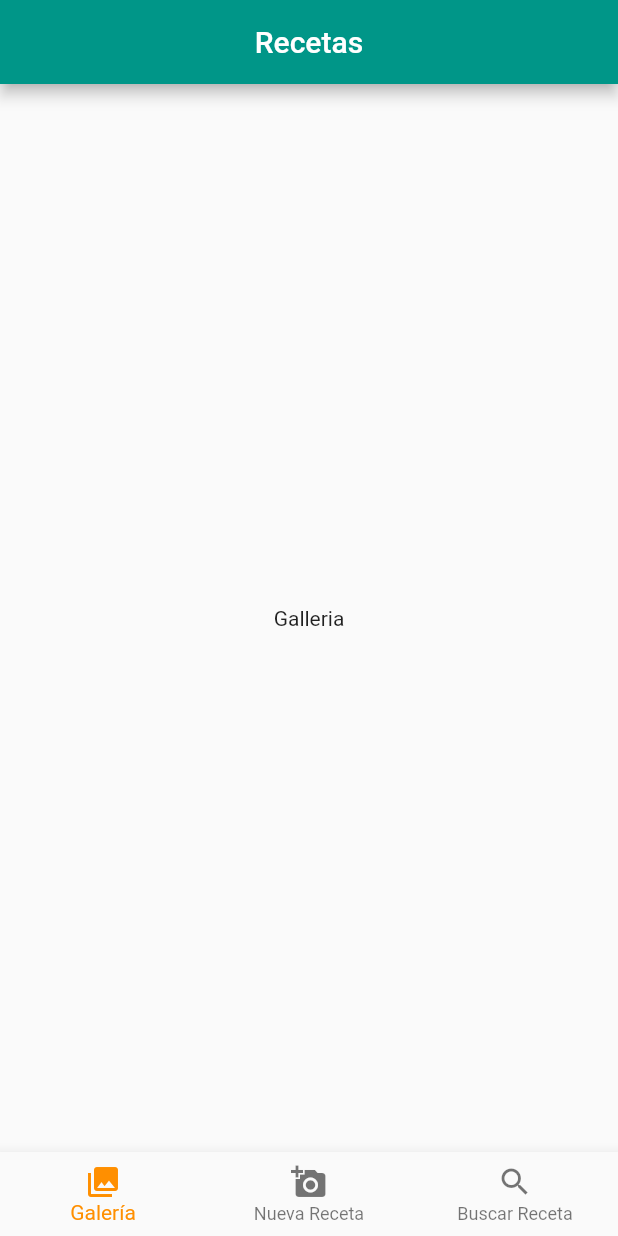
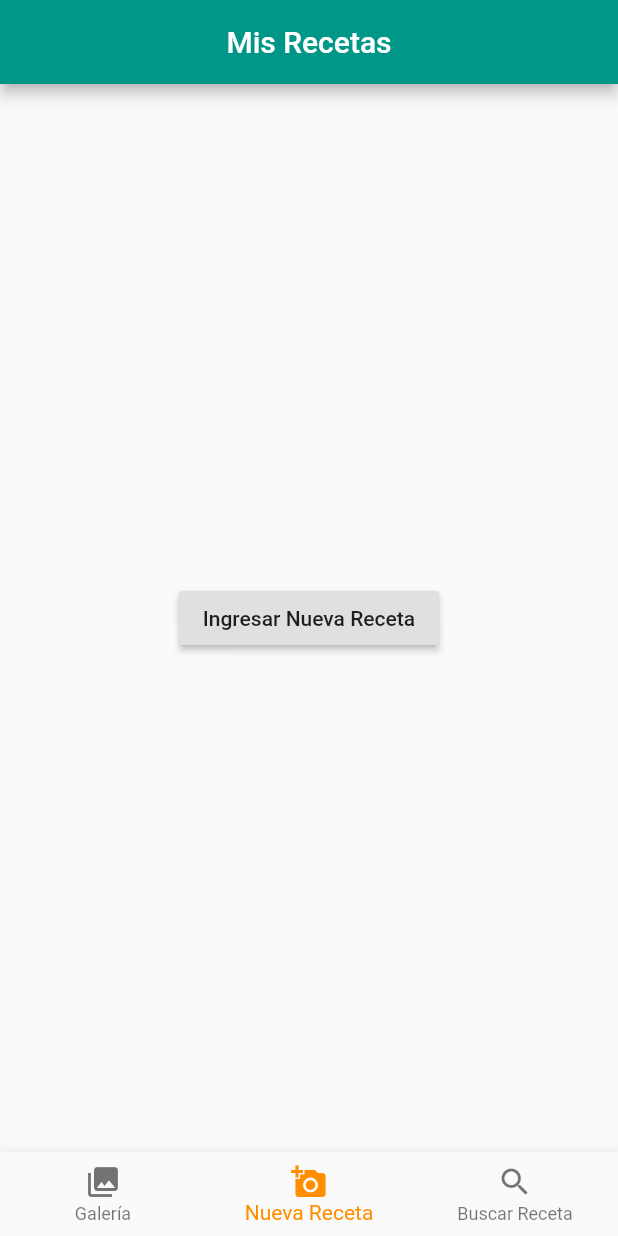
Before and after one commit to Soichi-Tamashiro/Flutter-first-apps, a Flutter app: the screen it shows after launch, on a phone screen of 412 x 824 dp. Run offline on Flutter 3.47's test engine with Material 2 defaults, Android fonts, the phone set to English and light mode, and no system bars; missing offline and left inert: image_picker_gallery_camera.

Commit message:
Your branch is up to date with 'origin/master'.
 Changes to be committed:
	modified:   tutorial/lib/main.dart

```diff
--- a/tutorial/lib/main.dart
+++ b/tutorial/lib/main.dart
@@ -31,7 +31,7 @@ class MyApp extends StatelessWidget {
         // closer together (more dense) than on mobile platforms.
         visualDensity: VisualDensity.adaptivePlatformDensity,
       ),
-      home: BottomNavBar(title: 'Recetas'),
+      home: BottomNavBar(title: 'Mis Recetas'),
     );
   }
 }
@@ -55,7 +55,7 @@ class BottomNavBar extends StatefulWidget {
 }
 
 class _BottomNavBarState extends State<BottomNavBar> {
-  int _currentIndex = 0;
+  int _currentIndex = 1;
   File _image;
   String basename;
   String myNewPhoto;
@@ -131,31 +131,11 @@ class _BottomNavBarState extends State<BottomNavBar> {
         String mPath = newDirect + '${formattedDate}_receta.jpg';
         print(mPath);
         myNewPhoto = mPath;
-        // getExternalStorageDirectory();
-        // String imgType = path.split('.').last;
-        // String mPath =
-        //     '${directory.path.toString()}/${DateTime.now()}_receta.$imgType';
-        // String mPath =
-        //     '${getExternalStorageDirectory()}/Pictures/${DateTime.now()}_receta.jpg';
-        // var myFile = new File(
-        //     '${getExternalStorageDirectory()}/${DateTime.now()}_receta.jpg');
-        // myFile = image;
         _image = _image.renameSync(mPath);
-        // _image = image;
       } catch (e) {
         //
       }
       eraseCorruptedImage();
-      // if (_image == null) {
-      //   print("no hay imagen");
-      //   print(filepath);
-      //   return;
-      //   // final String dirPath = image.path;
-      //   // final dir = Directory(dirPath);
-      //   // String dir = '${getLibraryDirectory()}/Pictures/';
-      //   // print(dir);
-      //   // dir.deleteSync(recursive: true);
-      // }
     });
   }
 
@@ -191,7 +171,20 @@ class _BottomNavBarState extends State<BottomNavBar> {
         title: Text(widget.title),
         centerTitle: true,
       ),
-      body: tabs[_currentIndex],
+      body: Center(
+        // child: Text(
+        //   'Para Agregar Nuevas Recetas Volver a Presionar el Botón de Nueva Receta',
+        //   textAlign: TextAlign.center,
+        // ),
+        child: RaisedButton(
+          onPressed: () {
+            // Navigate back to the first screen by popping the current route
+            // off the stack.
+            getImage(ImgSource.Camera);
+          },
+          child: Text('Ingresar Nueva Receta'),
+        ),
+      ),
       bottomNavigationBar: BottomNavigationBar(
           currentIndex: _currentIndex,
           items: [
@@ -212,14 +205,15 @@ class _BottomNavBarState extends State<BottomNavBar> {
           onTap: (index) {
             setState(() {
               _currentIndex = index;
-              if (_currentIndex == 1) {
-                getImage(ImgSource.Camera);
-              }
+              // if (_currentIndex == 1) {
+              //   getImage(ImgSource.Camera);
+              // }
               if (_currentIndex == 0) {
                 Navigator.push(
                   context,
                   MaterialPageRoute(builder: (context) => SecondRoute()),
                 );
+                _currentIndex = 1;
                 // updatePhotos(ImgSource.Gallery);
               }
             });
@@ -250,7 +244,8 @@ class SecondRoute extends StatelessWidget {
   Widget build(BuildContext context) {
     return Scaffold(
       appBar: AppBar(
-        title: Text("Second Route"),
+        title: Text("Mis Recetas"),
+        centerTitle: true,
       ),
       body: Center(),
       bottomNavigationBar: BottomNavigationBar(
```
